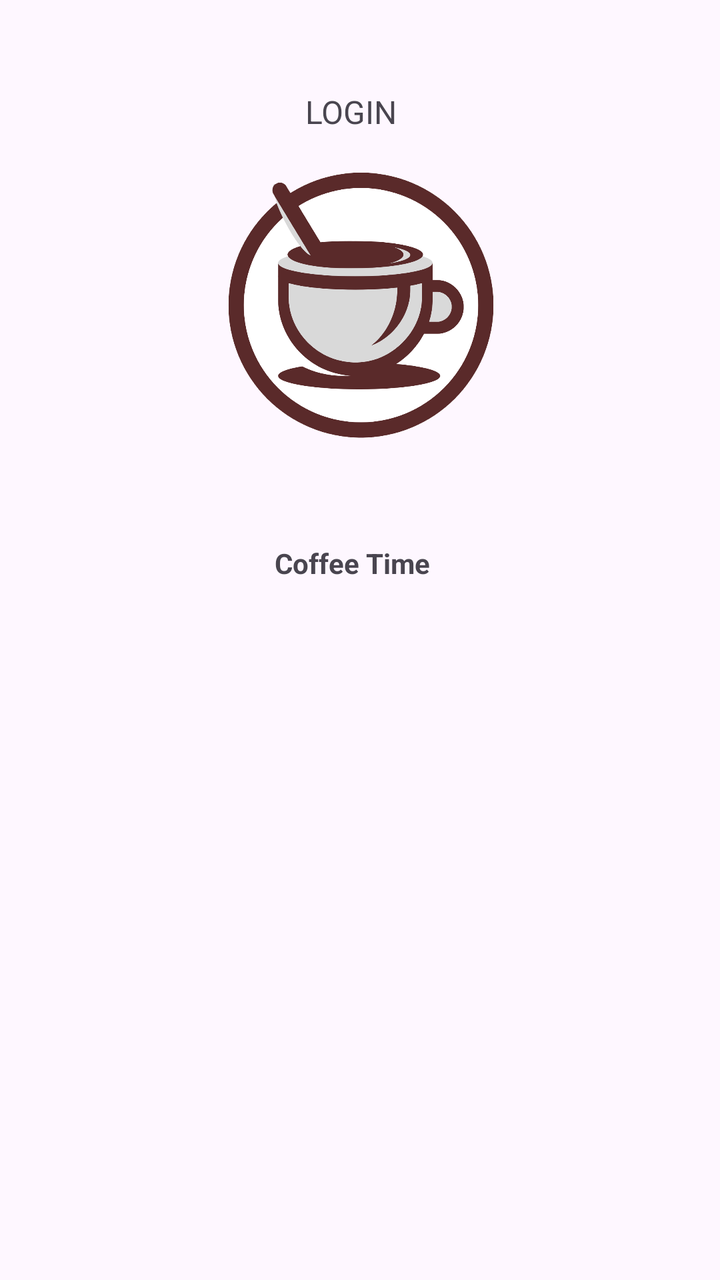
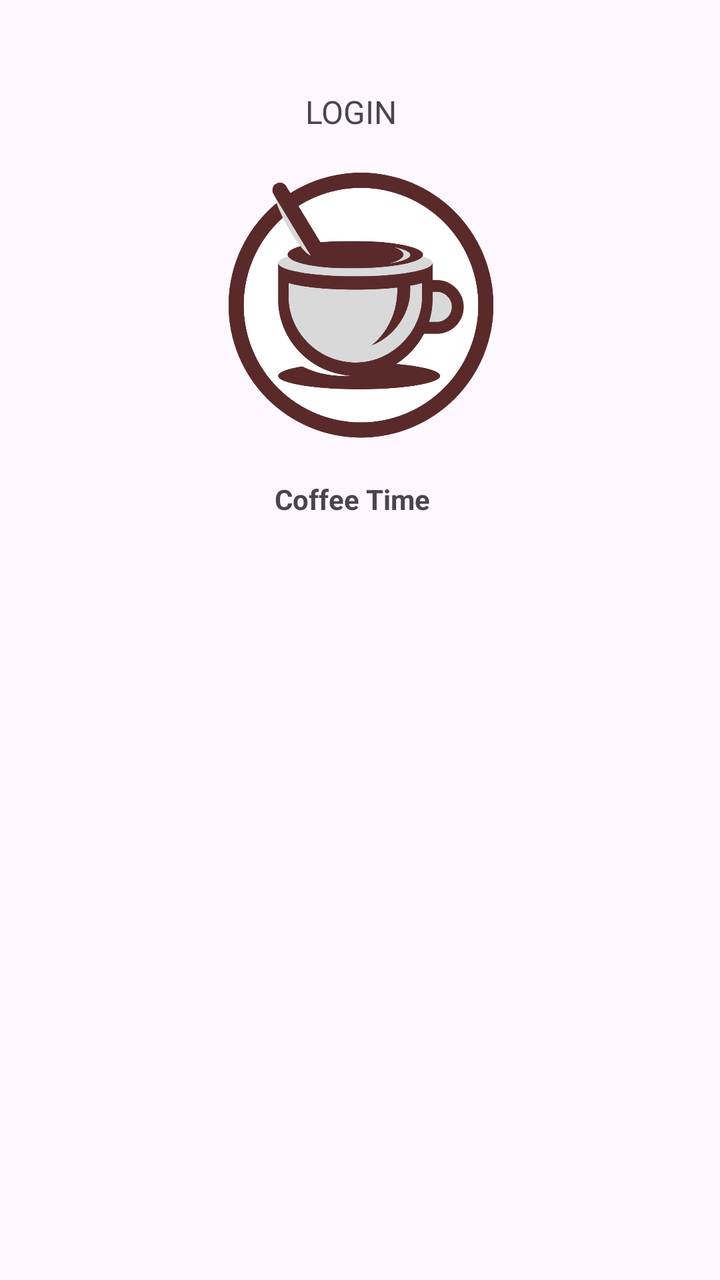

Screens rendered from an Android XML layout before and after an edit, with the pre-edit source and the edit as a unified diff.
<!-- AndroidManifest.xml: application theme Theme.Cafeteria -->
<!-- res/layout/activity_segunda.xml -->
<?xml version="1.0" encoding="utf-8"?>
<androidx.constraintlayout.widget.ConstraintLayout xmlns:android="http://schemas.android.com/apk/res/android"
    xmlns:app="http://schemas.android.com/apk/res-auto"
    xmlns:tools="http://schemas.android.com/tools"
    android:id="@+id/main"
    android:layout_width="match_parent"
    android:layout_height="match_parent"
    tools:context=".SegundaActivity">


    <ImageView
        android:id="@+id/imageView"
        android:layout_width="269dp"
        android:layout_height="266dp"
        android:layout_marginStart="130dp"
        android:layout_marginTop="28dp"
        android:layout_marginEnd="131dp"
        android:src="@drawable/logo_coffe"
        app:layout_constraintEnd_toEndOf="parent"
        app:layout_constraintHorizontal_bias="0.495"
        app:layout_constraintStart_toStartOf="parent"
        app:layout_constraintTop_toTopOf="parent" />

    <TextView
        android:id="@+id/textView2"
        android:layout_width="86dp"
        android:layout_height="19dp"
        android:layout_marginStart="32dp"
        android:layout_marginTop="272dp"
        android:layout_marginEnd="24dp"
        android:text="Coffee Time"
        android:textStyle="bold"
        app:layout_constraintEnd_toEndOf="parent"
        app:layout_constraintHorizontal_bias="0.483"
        app:layout_constraintStart_toStartOf="parent"
        app:layout_constraintTop_toTopOf="parent" />

    <TextView
        android:id="@+id/textView"
        android:layout_width="wrap_content"
        android:layout_height="wrap_content"
        android:layout_marginStart="172dp"
        android:layout_marginTop="45dp"
        android:layout_marginEnd="181dp"
        android:text="LOGIN"
        android:textSize="16sp"
        app:layout_constraintEnd_toEndOf="parent"
        app:layout_constraintStart_toStartOf="parent"
        app:layout_constraintTop_toTopOf="parent" />
</androidx.constraintlayout.widget.ConstraintLayout>
<!-- resources referenced by this layout -->
<resources>
  <!-- drawable logo_coffe: png bitmap (drawable, 106600 bytes) -->
  <style name="Theme.Cafeteria" parent="Base.Theme.Cafeteria" />
  <style name="Base.Theme.Cafeteria" parent="Theme.Material3.DayNight.NoActionBar">
          
          
      </style>
</resources>

<!-- the commit's change to res/layout/activity_segunda.xml (unified diff, before → after) -->
@@ -26,7 +26,7 @@
         android:layout_width="86dp"
         android:layout_height="19dp"
         android:layout_marginStart="32dp"
-        android:layout_marginTop="272dp"
+        android:layout_marginTop="240dp"
         android:layout_marginEnd="24dp"
         android:text="Coffee Time"
         android:textStyle="bold"
